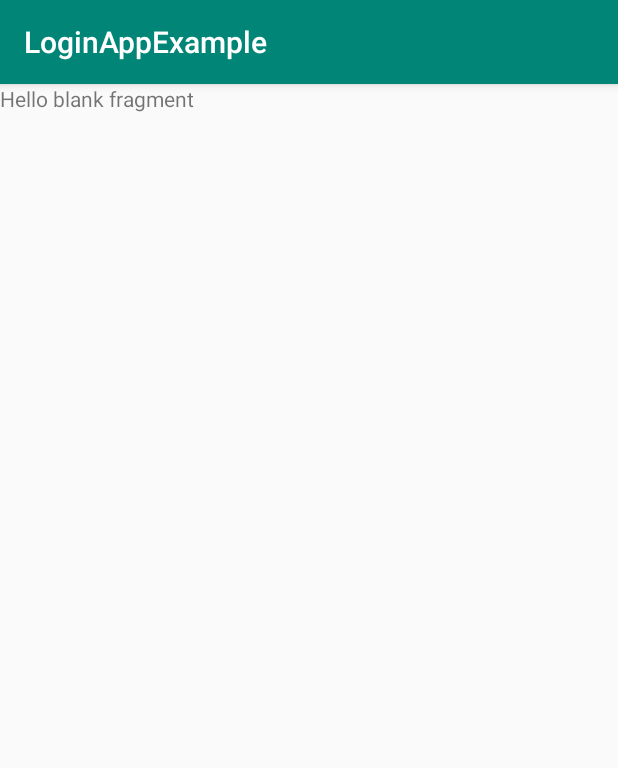
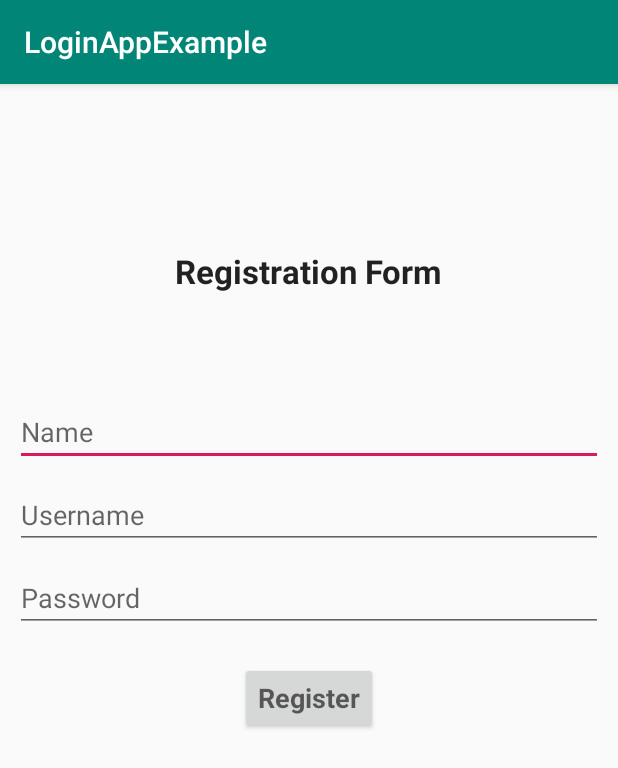
Before and after one commit to autocircled/Android-MySQL-Retrofit, an Android app: the fragment RegisterFragment shown on its own in the app's theme, on a phone screen of 412 x 824 dp. Shown: the top 768 px of the screen. Run offline under Robolectric (Android 15) with nearby library versions, the phone set to English and light mode, and no system bars.

Commit message:
All fragments design completed

```diff
--- a/app/src/main/res/layout/fragment_register.xml
+++ b/app/src/main/res/layout/fragment_register.xml
@@ -1,14 +1,48 @@
 <?xml version="1.0" encoding="utf-8"?>
-<FrameLayout xmlns:android="http://schemas.android.com/apk/res/android"
+<LinearLayout xmlns:android="http://schemas.android.com/apk/res/android"
     xmlns:tools="http://schemas.android.com/tools"
     android:layout_width="match_parent"
     android:layout_height="match_parent"
+    android:orientation="vertical"
+    android:padding="10dp"
     tools:context=".RegisterFragment">
 
-    <!-- TODO: Update blank fragment layout -->
     <TextView
+        android:layout_width="wrap_content"
+        android:layout_height="wrap_content"
+        android:text="Registration Form"
+        android:textAppearance="@style/TextAppearance.AppCompat.Large"
+        android:textStyle="bold"
+        android:layout_gravity="center"
+        android:layout_marginTop="100dp"/>
+    <EditText
+        android:id="@+id/editText_name"
         android:layout_width="match_parent"
-        android:layout_height="match_parent"
-        android:text="@string/hello_blank_fragment" />
-
-</FrameLayout>
+        android:layout_height="wrap_content"
+        android:hint="Name"
+        android:inputType="text"
+        android:layout_marginTop="70dp"/>
+    <EditText
+        android:id="@+id/editText_username"
+        android:layout_width="match_parent"
+        android:layout_height="wrap_content"
+        android:hint="Username"
+        android:inputType="text"
+        android:layout_marginTop="10dp"/>
+    <EditText
+        android:id="@+id/editText_password"
+        android:layout_width="match_parent"
+        android:layout_height="wrap_content"
+        android:hint="Password"
+        android:inputType="textPassword"
+        android:layout_marginTop="10dp"/>
+    <Button
+        android:id="@+id/button_register"
+        android:layout_width="wrap_content"
+        android:layout_height="wrap_content"
+        android:text="Register"
+        android:layout_marginTop="20dp"
+        android:layout_gravity="center"
+        android:textAppearance="@style/TextAppearance.AppCompat.Medium"
+        android:textStyle="bold"/>
+</LinearLayout>
```
Also changed, not shown: app/src/main/res/layout/fragment_welcome.xml (+18 -4 lines).
